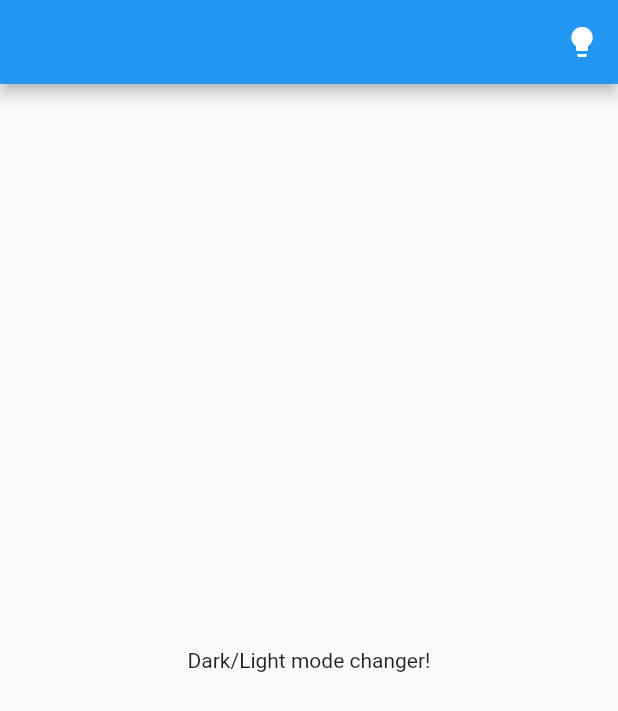
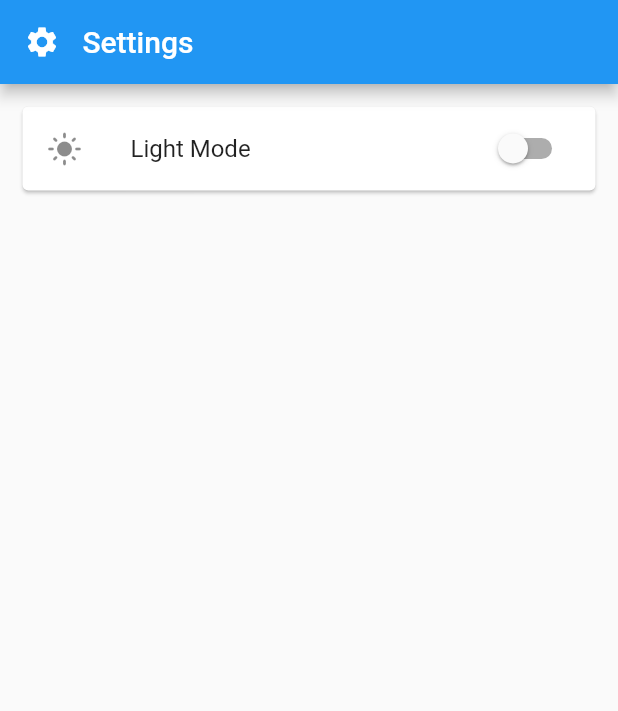
Before and after one commit to Stuflo19/android_app, a Flutter app: the screen it shows after launch, on a phone screen of 412 x 824 dp. Shown: the top 711 px of the screen. Run offline on Flutter 3.47's test engine with Material 2 defaults, Android fonts, the phone set to English and light mode, and no system bars; our stand-ins replace get.

Commit message:
Created initial settings page

```diff
--- a/lib/main.dart
+++ b/lib/main.dart
@@ -1,5 +1,6 @@
 import 'package:flutter/material.dart';
 import 'package:get/get.dart';
+import 'settings.dart';
 
 void main() {
   runApp(const MyApp());
@@ -19,48 +20,7 @@ class MyApp extends StatelessWidget {
       theme: ThemeData(
         primarySwatch: Colors.blue,
       ),
-      home: const MyHomePage(title: 'Android App'),
+      home: const SettingsPage(),
     );
   }
 }
-
-class MyHomePage extends StatefulWidget {
-  const MyHomePage({Key? key, required this.title}) : super(key: key);
-
-  // This widget is the home page of your application. It is stateful, meaning
-  // that it has a State object (defined below) that contains fields that affect
-  // how it looks.
-
-  // This class is the configuration for the state. It holds the values (in this
-  // case the title) provided by the parent (in this case the App widget) and
-  // used by the build method of the State. Fields in a Widget subclass are
-  // always marked "final".
-
-  final String title;
-
-  @override
-  State<MyHomePage> createState() => _MyHomePageState();
-}
-
-class _MyHomePageState extends State<MyHomePage> {
-  @override
-  Widget build(BuildContext context) {
-    return Scaffold(
-      appBar: AppBar(
-        title: const Text(''),
-        actions: [
-          IconButton(
-              icon: const Icon(Icons.lightbulb),
-              onPressed: () {
-                Get.isDarkMode
-                    ? Get.changeTheme(ThemeData.light())
-                    : Get.changeTheme(ThemeData.dark());
-              })
-        ],
-      ),
-      body: const Center(
-        child: Text('Dark/Light mode changer!'),
-      ),
-    );
-  }
-}
--- /dev/null
+++ b/lib/settings.dart
@@ -0,0 +1,54 @@
+import 'package:flutter/material.dart';
+import 'package:get/get.dart';
+
+class SettingsPage extends StatefulWidget {
+  const SettingsPage({Key? key}) : super(key: key);
+
+  @override
+  State<SettingsPage> createState() => _SettingsPageState();
+}
+
+class _SettingsPageState extends State<SettingsPage> {
+  bool isSwitched = false;
+  bool darkmode = Get.isDarkMode;
+
+  @override
+  Widget build(BuildContext context) {
+    return Scaffold(
+        appBar: AppBar(
+            title: Row(
+          children: const [Icon(Icons.settings), Text('   Settings')],
+        )),
+        body: Column(
+            crossAxisAlignment: CrossAxisAlignment.start,
+            children: <Widget>[
+              Card(
+                  margin: const EdgeInsets.all(15),
+                  child: ListTile(
+                    onTap: () => {setState(() {})},
+                    title: darkmode
+                        ? const Text("Dark Mode")
+                        : const Text("Light Mode"),
+                    leading: darkmode
+                        ? const Icon(Icons.dark_mode)
+                        : const Icon(Icons.light_mode),
+                    trailing: Switch(
+                      value: darkmode,
+                      onChanged: (value) {
+                        setState(() {
+                          if (Get.isDarkMode) {
+                            Get.changeTheme(ThemeData.light());
+                            darkmode = false;
+                          } else {
+                            Get.changeTheme(ThemeData.dark());
+                            darkmode = true;
+                          }
+                        });
+                      },
+                      activeTrackColor: Colors.blue,
+                      activeColor: Colors.blue,
+                    ),
+                  )),
+            ]));
+  }
+}
--- a/pubspec.yaml
+++ b/pubspec.yaml
@@ -31,6 +31,7 @@ dependencies:
     sdk: flutter
   cupertino_icons: ^1.0.2
   get:
+  device_preview: ^1.1.0
 
 dev_dependencies:
   flutter_test:
```
Also changed, not shown: pubspec.lock, 3 other files.
